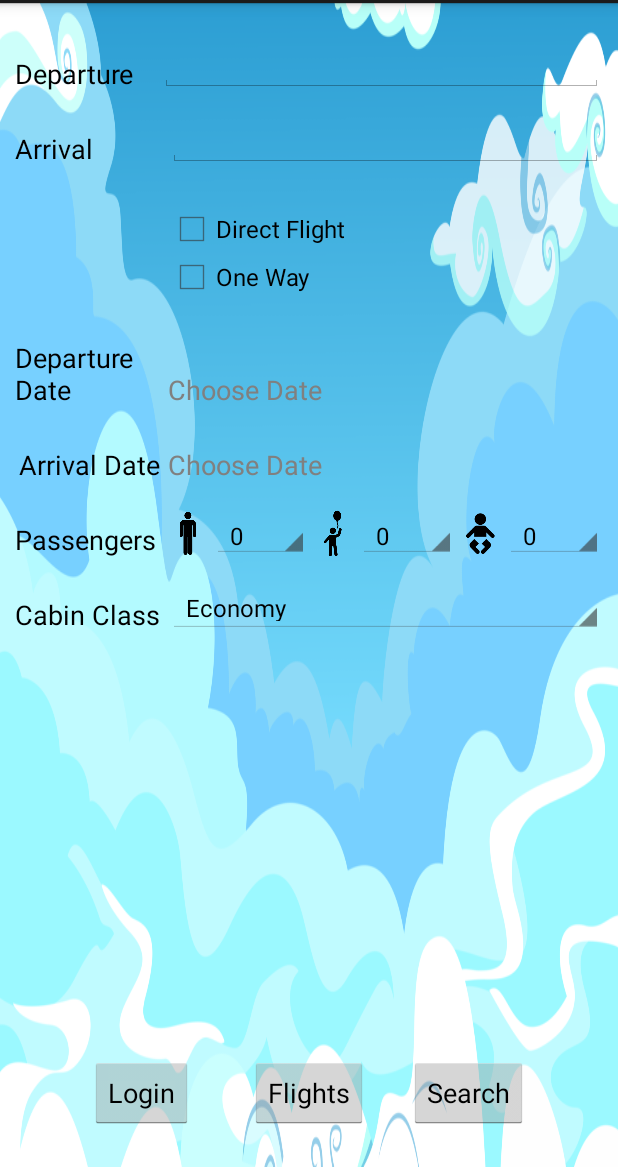
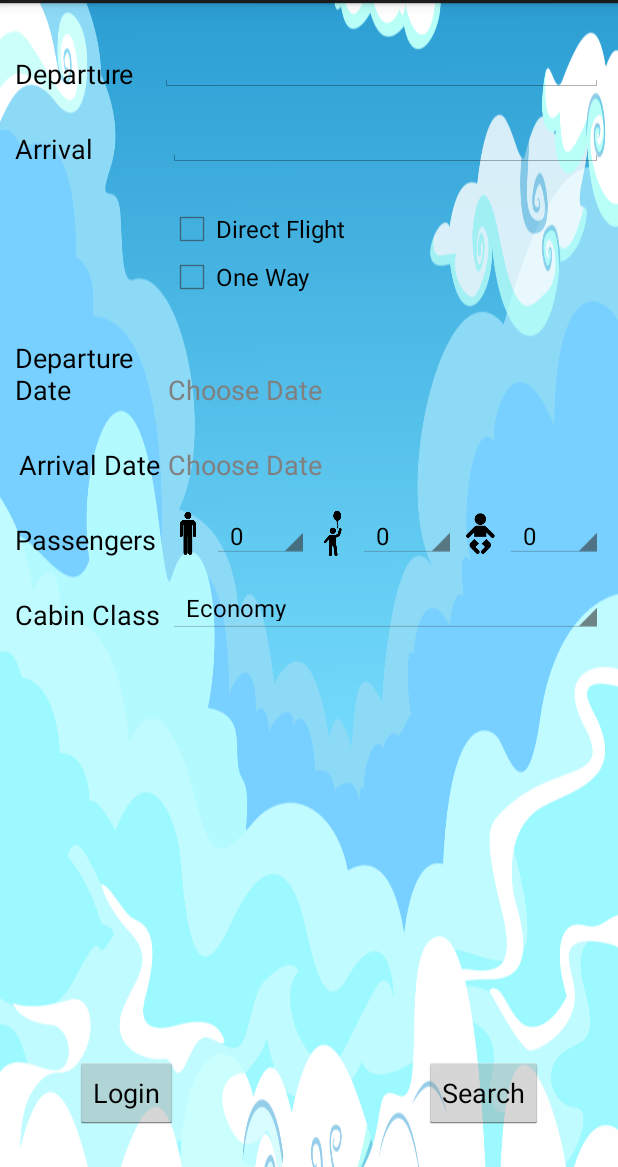
Before and after one commit to tdenisenko/FlightReservation, an Android app: the searchMy screen opened directly, with no data from a screen before it, on a phone screen of 412 x 824 dp, the part 69-1236 px from its top. Run offline under Robolectric (Android 15) with nearby library versions, the phone set to English and light mode, and no system bars.

Commit message:
flights finished

```diff
--- a/app/src/main/java/com/example/tdenisenko/flightreservation/library/searchMy.java
+++ b/app/src/main/java/com/example/tdenisenko/flightreservation/library/searchMy.java
@@ -444,7 +444,7 @@ public class searchMy extends Activity {
         switch (item.getItemId()){
             case R.id.SettingsOption:
                 Intent intent =new Intent(this ,Setting.class );
-                this.startActivity(intent);
+                startActivity(intent);
                 break;
             default:
                 return super.onOptionsItemSelected(item);
--- a/app/src/main/res/layout/activity_my.xml
+++ b/app/src/main/res/layout/activity_my.xml
@@ -227,12 +227,11 @@
         android:layout_height="wrap_content"
         android:text="Search"
         android:id="@+id/searchButton"
-        android:layout_alignParentBottom="true"
-        android:layout_alignEnd="@+id/spinner4"
+        android:onClick="openSiteView"
+        android:layout_alignTop="@+id/loginButton"
         android:layout_alignParentRight="true"
-        android:layout_marginRight="50dp"
-        android:layout_marginBottom="25dp"
-        android:onClick="openSiteView" />
+        android:layout_alignParentEnd="true"
+        android:layout_marginRight="40dp" />
 
     <Button
         android:layout_width="wrap_content"
@@ -242,7 +241,7 @@
         android:layout_alignStart="@+id/cabin_textView"
         android:layout_alignParentBottom="true"
         android:layout_alignParentLeft="true"
-        android:layout_marginLeft="50dp"
+        android:layout_marginLeft="40dp"
         android:layout_marginBottom="25dp"
         android:onClick="loginView" />
     <TextView
@@ -257,11 +256,10 @@
         android:layout_height="wrap_content"
         android:text="Flights"
         android:id="@+id/flights"
+        android:onClick="flightsView"
         android:layout_alignTop="@+id/searchButton"
         android:layout_centerHorizontal="true"
-        android:onClick="flightsView"
-        android:visibility="visible"
-        />
+        android:visibility="gone" />
 
 
 </RelativeLayout>
```
Also changed, not shown: app/src/main/java/com/example/tdenisenko/flightreservation/FlightReservation/Setting.java (+42 -0 lines), app/src/main/res/values/strings.xml (+8 -8 lines).
